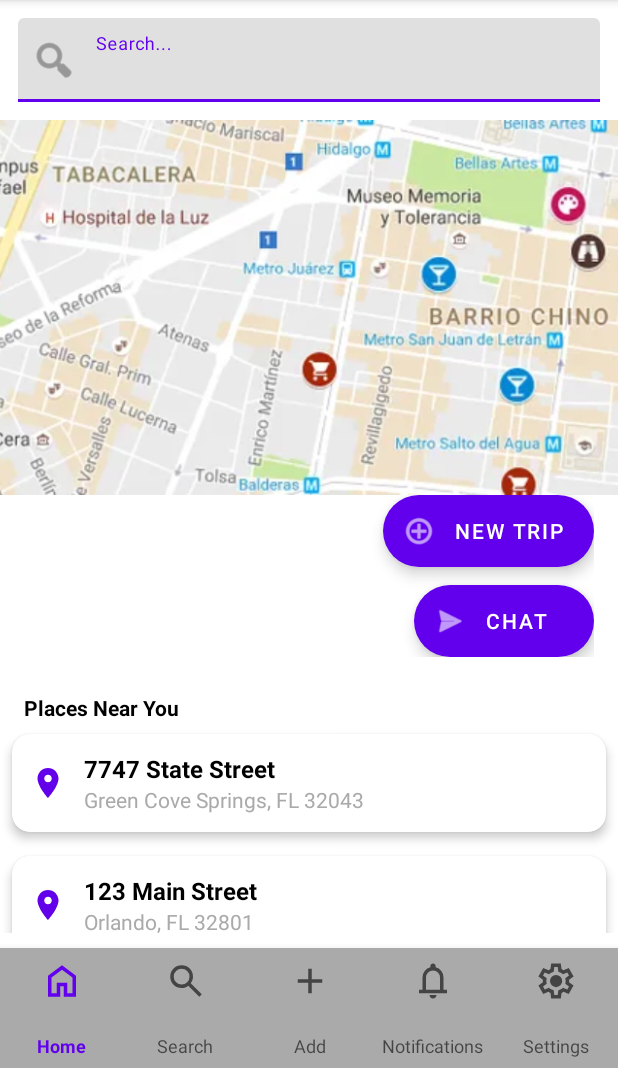
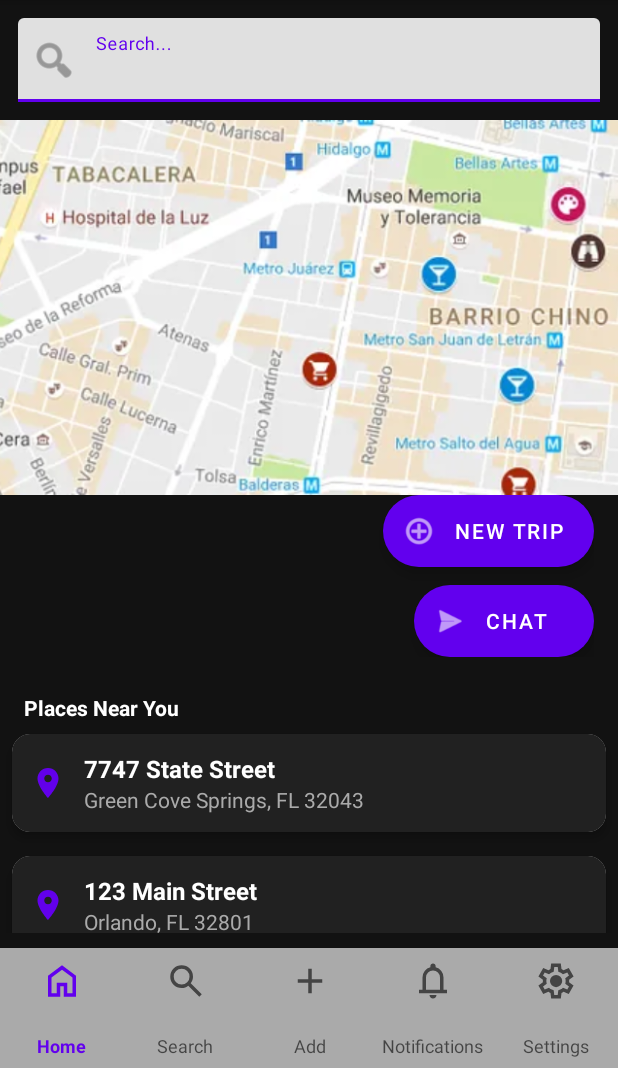
Before and after one commit to Andrew-D-H/SyncTime, an Android app built with Jetpack Compose: the MainActivity screen opened directly, with no data from a screen before it, on a phone screen of 412 x 824 dp, the part 168-1236 px from its top. Run offline under Robolectric (Android 15) with nearby library versions, the phone set to English and light mode, and no system bars; our stand-ins replace Firebase (no records; nobody signed in at launch, a user with empty details on screens opened directly).

Commit message:
Added Light and Darkmode Functionality

```diff
--- a/app/src/main/java/com/example/synctime/MainActivity.kt
+++ b/app/src/main/java/com/example/synctime/MainActivity.kt
@@ -19,9 +19,12 @@ import com.google.android.gms.auth.api.signin.GoogleSignInOptions
 import com.google.android.gms.common.api.ApiException
 import com.google.firebase.auth.FirebaseAuth
 import com.google.firebase.auth.GoogleAuthProvider
+private var isDarkTheme = true
+class MainActivity : AppCompatActivity() {
 
-class MainActivity : AppCompatActivity() {
     override fun onCreate(savedInstanceState: Bundle?) {
+        settheme()
+
         super.onCreate(savedInstanceState)
         setContentView(R.layout.main_menu)
 
@@ -46,5 +49,22 @@ class MainActivity : AppCompatActivity() {
                 true
             } ?: false
         }
+
     }
+    fun switchdarkmode (view: View) {
+        isDarkTheme = !isDarkTheme // Toggle the theme flag
+        settheme()
+        recreate() // Recreate the activity to apply the new theme
+
+
+    }
+
+    fun settheme() {
+        if (isDarkTheme) {
+            setTheme(R.style.Theme_SyncTimeDark)
+        } else {
+            setTheme(R.style.Theme_SyncTime)
+        }
+    }
+
 }
--- a/app/src/main/res/layout/fragment_home.xml
+++ b/app/src/main/res/layout/fragment_home.xml
@@ -97,7 +97,7 @@
             android:layout_marginTop="8dp"
             android:text="@string/places_near_you"
             android:textStyle="bold"
-            android:textColor="@android:color/black" />
+            android:textColor="?android:textColor" />
 
         <!-- RecyclerView for multiple places -->
         <androidx.recyclerview.widget.RecyclerView
--- a/app/src/main/res/layout/item_place.xml
+++ b/app/src/main/res/layout/item_place.xml
@@ -12,7 +12,8 @@
         android:layout_height="wrap_content"
         android:gravity="center_vertical"
         android:orientation="horizontal"
-        android:padding="12dp">
+        android:padding="12dp"
+        android:background="?android:panelColorBackground">
 
         <ImageView
             android:layout_width="24dp"
@@ -24,7 +25,10 @@
             android:layout_height="wrap_content"
             android:layout_weight="1"
             android:orientation="vertical"
-            android:paddingStart="12dp">
+            android:paddingStart="12dp"
+            android:background="?android:panelColorBackground"
+            android:textColor="?android:textColor">
+
 
             <TextView
                 android:id="@+id/place_title"
@@ -33,7 +37,7 @@
                 android:text="Fake Street"
                 android:textStyle="bold"
                 android:textSize="16sp"
-                android:textColor="@android:color/black" />
+                android:textColor="?android:textColor"/>
 
             <TextView
                 android:id="@+id/place_address"
--- a/app/src/main/res/layout/notifications_page.xml
+++ b/app/src/main/res/layout/notifications_page.xml
@@ -29,7 +29,9 @@
             android:layout_width="match_parent"
             android:layout_height="wrap_content"
             android:orientation="vertical"
-            android:padding="16dp">
+            android:padding="16dp"
+            android:background="?android:windowBackground">
+
 
             <!-- Groups Section -->
             <TextView
--- a/app/src/main/res/values/colors.xml
+++ b/app/src/main/res/values/colors.xml
@@ -7,4 +7,6 @@
     <color name="teal_700">#FF018786</color>
     <color name="black">#FF000000</color>
     <color name="white">#FFFFFFFF</color>
+    <color name="dark_background">#121212</color>
+    <color name="Grey">#212121</color>
 </resources>
--- a/app/src/main/res/values/themes.xml
+++ b/app/src/main/res/values/themes.xml
@@ -5,5 +5,15 @@
         <item name="colorPrimaryDark">@color/purple_700</item>
         <item name="colorAccent">@color/teal_200</item>
         <item name="android:windowBackground">@color/white</item>
+        <item name="android:textColor">@color/black</item>
+        <item name="android:panelColorBackground">@color/white</item>
+    </style>
+    <style name="Theme.SyncTimeDark" parent="Theme.MaterialComponents.Light.DarkActionBar">
+        <item name="colorPrimary">@color/purple_500</item>
+        <item name="colorPrimaryDark">@color/purple_700</item>
+        <item name="colorAccent">@color/teal_700</item>
+        <item name="android:windowBackground">@color/dark_background</item>
+        <item name="android:textColor">@color/white</item>
+        <item name="android:panelColorBackground">@color/Grey</item>
     </style>
 </resources>
```
Also changed, not shown: app/src/main/res/layout/activity_main.xml (+4 -4 lines), app/src/main/res/layout/settings_screen.xml (+5 -2 lines).
